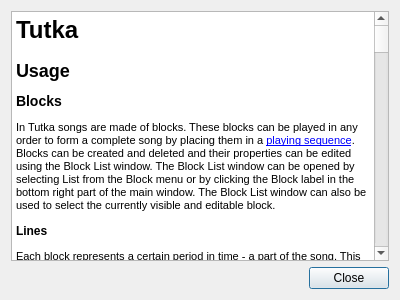
The window that src/helpdialog.ui (gitGNU/gnu_tutka) describes before a commit, drawn with Qt 5.
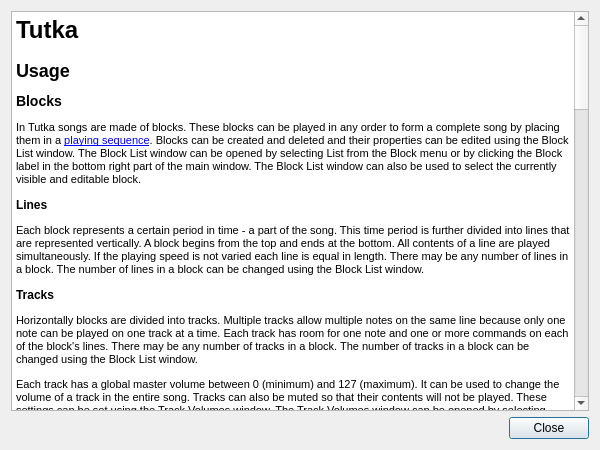
The same window after the commit.

Commit message:
Changes: Increased the size of the help dialog
RevBy: TrustMe

Diff of the .ui file:
```diff
--- a/src/helpdialog.ui
+++ b/src/helpdialog.ui
@@ -6,8 +6,8 @@
    <rect>
     <x>0</x>
     <y>0</y>
-    <width>400</width>
-    <height>300</height>
+    <width>600</width>
+    <height>450</height>
    </rect>
   </property>
   <property name="windowTitle">
```
